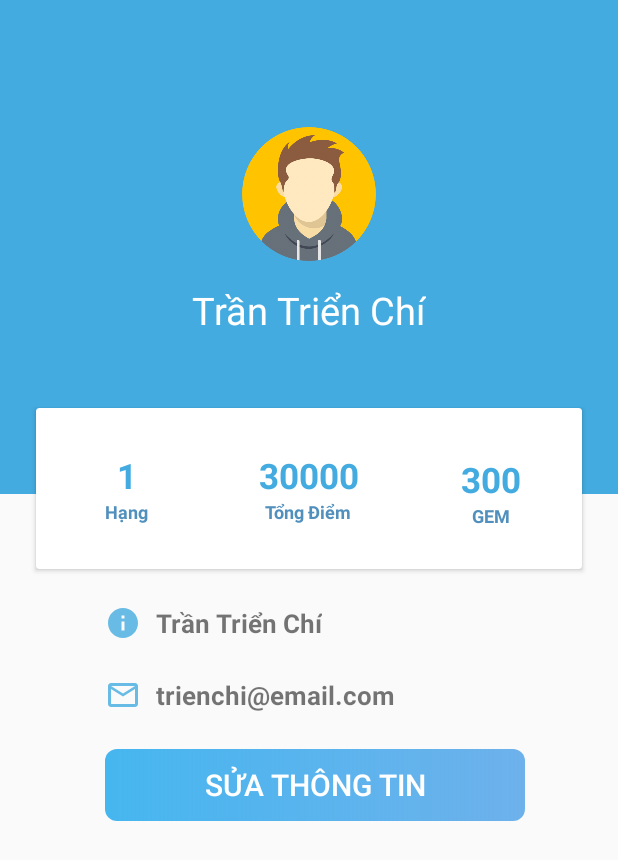
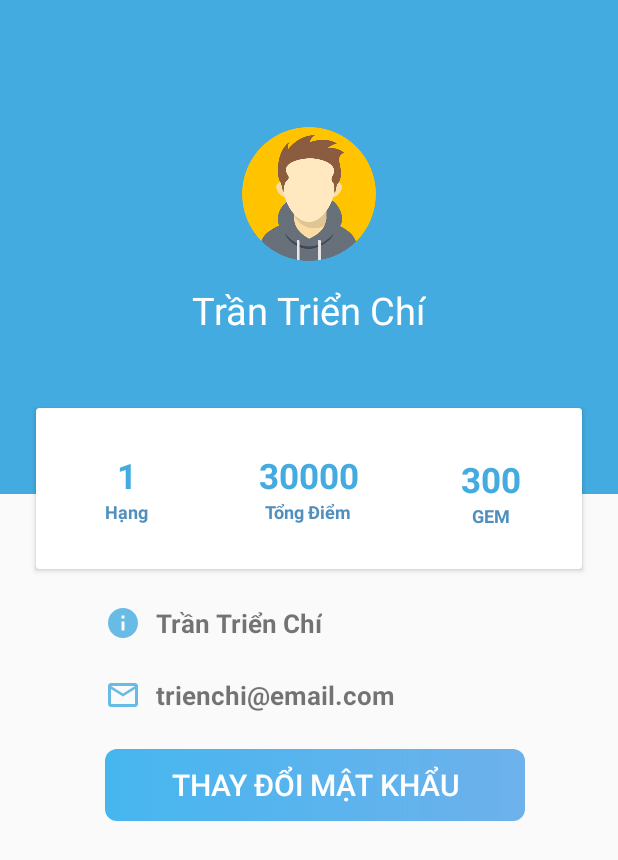
Before and after one commit to eouen12/do-an-LT-Android, an Android app: the layout activity_profile.xml on its own in the app's theme, with its tools: preview values and no code run, on a phone screen of 412 x 824 dp. Shown: the top 860 px of the screen. Run offline under Robolectric (Android 15) with nearby library versions, the phone set to English and light mode, and no system bars.

Commit message:
hoan thanh task doi mat khau

```diff
--- a/App Quiz Me/app/src/main/java/com/doanltandroid/quizme/Adapter/LinhVucAdapter.java
+++ b/App Quiz Me/app/src/main/java/com/doanltandroid/quizme/Adapter/LinhVucAdapter.java
@@ -39,7 +39,7 @@ public class LinhVucAdapter extends RecyclerView.Adapter<LinhVucAdapter.LinhVucV
     public void onBindViewHolder(@NonNull LinhVucAdapter.LinhVucViewHolder holder, int position) {
         LinhVuc linhVuc = this.mListLinhVuc.get(position);
         holder.text_linh_vuc.setText(linhVuc.getTenLinhVuc());
-        Picasso.with(this.context).load("http://10.0.3.2:8000/images/linh-vuc/"  + linhVuc.getHinhAnh()).into(holder.img_linh_vuc);
+        Picasso.with(this.context).load("http://10.0.3.2:8000/storage/avatar/"  + linhVuc.getHinhAnh()).into(holder.img_linh_vuc);
     }
 
     @Override
--- a/App Quiz Me/app/src/main/java/com/doanltandroid/quizme/NetWorkUtils.java
+++ b/App Quiz Me/app/src/main/java/com/doanltandroid/quizme/NetWorkUtils.java
@@ -164,9 +164,7 @@ public class NetWorkUtils {
             conn.setReadTimeout(15000);
             conn.setConnectTimeout(15000);
             conn.setRequestMethod("POST");
-            if (token != null) {
-                conn.setRequestProperty("Authorization", token);
-            }
+            conn.setRequestProperty("Authorization", token);
             conn.setDoInput(true);
             conn.setDoOutput(true);
 
--- a/App Quiz Me/app/src/main/res/layout/activity_profile.xml
+++ b/App Quiz Me/app/src/main/res/layout/activity_profile.xml
@@ -13,7 +13,7 @@
         android:layout_width="wrap_content"
         android:layout_height="wrap_content"
         android:orientation="horizontal"
-        app:layout_constraintGuide_percent=".9" />
+        app:layout_constraintGuide_percent="1" />
 
     <androidx.constraintlayout.widget.Guideline
         android:id="@+id/guideline19"
@@ -56,6 +56,7 @@
                 android:orientation="vertical">
 
                 <TextView
+                    android:id="@+id/txtHang"
                     android:layout_width="wrap_content"
                     android:layout_height="wrap_content"
                     android:text="1"
@@ -81,6 +82,7 @@
                 android:orientation="vertical">
 
                 <TextView
+                    android:id="@+id/txtTongDiem"
                     android:layout_width="wrap_content"
                     android:layout_height="wrap_content"
                     android:text="30000"
@@ -107,6 +109,7 @@
                 android:paddingTop="5dp">
 
                 <TextView
+                    android:id="@+id/txtCredit"
                     android:layout_width="wrap_content"
                     android:layout_height="wrap_content"
                     android:text="300"
@@ -153,6 +156,7 @@
             app:layout_constraintTop_toTopOf="@+id/guideline5" />
 
         <TextView
+            android:id="@+id/txtHoTenProfile"
             android:layout_width="wrap_content"
             android:layout_height="wrap_content"
             android:layout_marginBottom="25dp"
@@ -218,7 +222,7 @@
             app:srcCompat="@drawable/icon_info" />
 
         <TextView
-            android:id="@+id/textView6"
+            android:id="@+id/txtHoTenBody"
             android:layout_width="wrap_content"
             android:layout_height="wrap_content"
             android:paddingLeft="10dp"
@@ -239,7 +243,7 @@
             app:srcCompat="@drawable/icon_mail" />
 
         <TextView
-            android:id="@+id/textView7"
+            android:id="@+id/txtEmailBody"
             android:layout_width="wrap_content"
             android:layout_height="wrap_content"
             android:paddingLeft="10dp"
@@ -258,10 +262,11 @@
             android:layout_marginTop="24dp"
             android:layout_marginStart="0dp"
             android:layout_marginEnd="0dp"
-            android:text="Sửa thông tin"
+            android:text="Thay đổi mật khẩu"
+            android:onClick="suaThongTin"
             app:layout_constraintEnd_toEndOf="parent"
             app:layout_constraintStart_toStartOf="@+id/imageView9"
-            app:layout_constraintTop_toBottomOf="@+id/textView7" />
+            app:layout_constraintTop_toBottomOf="@+id/txtEmailBody" />
     </androidx.constraintlayout.widget.ConstraintLayout>
 
     <androidx.constraintlayout.widget.ConstraintLayout
@@ -275,8 +280,21 @@
         app:layout_constraintVertical_bias="0.508"
         android:visibility="gone">
 
+        <EditText
+            android:id="@+id/txtMatKhauHienTai"
+            android:layout_width="0dp"
+            android:layout_height="wrap_content"
+            android:layout_marginTop="16dp"
+            android:background="@drawable/style_edit_text_profile"
+            android:ems="10"
+            android:hint="Mật khẩu hiện tại"
+            android:inputType="textPersonName|textPassword"
+            app:layout_constraintEnd_toEndOf="parent"
+            app:layout_constraintStart_toStartOf="parent"
+            app:layout_constraintTop_toTopOf="parent" />
+
         <Button
-            android:id="@+id/btnConfirmEditProfile"
+            android:id="@+id/btnThayDoiMatKhau"
             android:layout_width="0dp"
             android:layout_height="wrap_content"
             android:text="Xác nhận"
@@ -285,38 +303,26 @@
             android:layout_marginEnd="0dp"
             app:layout_constraintEnd_toEndOf="parent"
             app:layout_constraintStart_toStartOf="parent"
-            app:layout_constraintTop_toBottomOf="@+id/editText3" />
+            app:layout_constraintTop_toBottomOf="@+id/txtXacNhanMatKhauMoi"
+            android:onClick="doiMatKhau"/>
 
         <EditText
-            android:id="@+id/editText"
+            android:id="@+id/txtMatKhauMoi"
             android:layout_width="0dp"
             android:layout_height="wrap_content"
             android:layout_marginTop="16dp"
             android:background="@drawable/style_edit_text_profile"
             android:ems="10"
-            android:hint="Họ tên"
-            android:inputType="textPersonName"
+            android:hint="Mật khẩu mới"
+            android:inputType="textPassword"
             android:text=""
-            app:layout_constraintEnd_toEndOf="parent"
-            app:layout_constraintStart_toStartOf="parent"
-            app:layout_constraintTop_toTopOf="parent" />
+            app:layout_constraintEnd_toEndOf="@+id/txtMatKhauHienTai"
+            app:layout_constraintHorizontal_bias="0.0"
+            app:layout_constraintStart_toStartOf="@+id/txtMatKhauHienTai"
+            app:layout_constraintTop_toBottomOf="@+id/txtMatKhauHienTai" />
 
         <EditText
-            android:id="@+id/editText2"
-            android:layout_width="0dp"
-            android:layout_height="wrap_content"
-            android:layout_marginTop="16dp"
-            android:background="@drawable/style_edit_text_profile"
-            android:ems="10"
-            android:hint="Mật khẩu"
-            android:inputType="textPassword"
-            android:text=""
-            app:layout_constraintEnd_toEndOf="@+id/editText"
-            app:layout_constraintStart_toStartOf="@+id/editText"
-            app:layout_constraintTop_toBottomOf="@+id/editText" />
-
-        <EditText
-            android:id="@+id/editText3"
+            android:id="@+id/txtXacNhanMatKhauMoi"
             android:layout_width="0dp"
             android:layout_height="wrap_content"
             android:layout_marginTop="16dp"
@@ -325,9 +331,23 @@
             android:hint="Xác nhận mật khẩu"
             android:inputType="textPassword"
             android:text=""
-            app:layout_constraintEnd_toEndOf="@+id/editText2"
-            app:layout_constraintStart_toStartOf="@+id/editText2"
-            app:layout_constraintTop_toBottomOf="@+id/editText2" />
+            app:layout_constraintEnd_toEndOf="@+id/txtMatKhauMoi"
+            app:layout_constraintStart_toStartOf="@+id/txtMatKhauMoi"
+            app:layout_constraintTop_toBottomOf="@+id/txtMatKhauMoi" />
+
+        <Button
+            android:id="@+id/btnHuyBoThayDoiMK"
+            android:layout_width="0dp"
+            android:layout_height="wrap_content"
+            android:layout_marginTop="16dp"
+            style="@style/style_button"
+            android:text="Huỷ bỏ"
+            android:layout_marginStart="0dp"
+            android:layout_marginEnd="0dp"
+            app:layout_constraintEnd_toEndOf="@+id/btnThayDoiMatKhau"
+            app:layout_constraintStart_toStartOf="@+id/btnThayDoiMatKhau"
+            app:layout_constraintTop_toBottomOf="@+id/btnThayDoiMatKhau"
+            android:onClick="huyDoiMatKhau"/>
 
     </androidx.constraintlayout.widget.ConstraintLayout>
 
```
Also changed, not shown: App Quiz Me/app/src/main/java/com/doanltandroid/quizme/Avata.java (+19 -1 lines), App Quiz Me/app/src/main/java/com/doanltandroid/quizme/Loader/DoiMatKhauLoader.java (added, +19 -0 lines), App Quiz Me/app/src/main/java/com/doanltandroid/quizme/Loader/ThongTinNguoiChoiLoader.java (added, +14 -0 lines), App Quiz Me/app/src/main/java/com/doanltandroid/quizme/MainActivity.java (+6 -2 lines), App Quiz Me/app/src/main/java/com/doanltandroid/quizme/ProfileActivity.java (+158 -56 lines), 1 other file.
